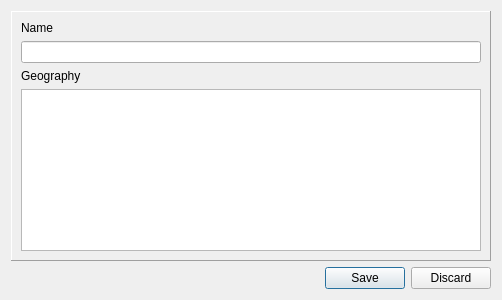
Qt form dialogs/authoritydetailsdialog.ui (caxapyk/pa-decision) before a commit.
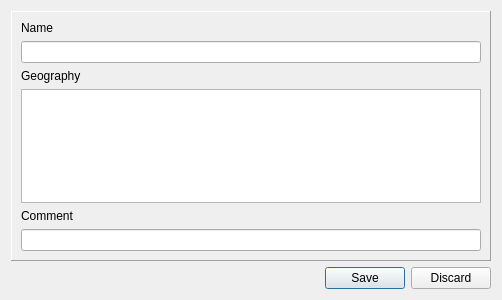
The same form after that commit. Icons and pictures are not drawn.

Patch:
```diff
--- a/dialogs/authoritydetailsdialog.ui
+++ b/dialogs/authoritydetailsdialog.ui
@@ -47,6 +47,16 @@
       <item>
        <widget class="QPlainTextEdit" name="pTE_geo"/>
       </item>
+      <item>
+       <widget class="QLabel" name="label">
+        <property name="text">
+         <string>Comment</string>
+        </property>
+       </widget>
+      </item>
+      <item>
+       <widget class="QLineEdit" name="lE_comment"/>
+      </item>
      </layout>
     </widget>
    </item>
```
